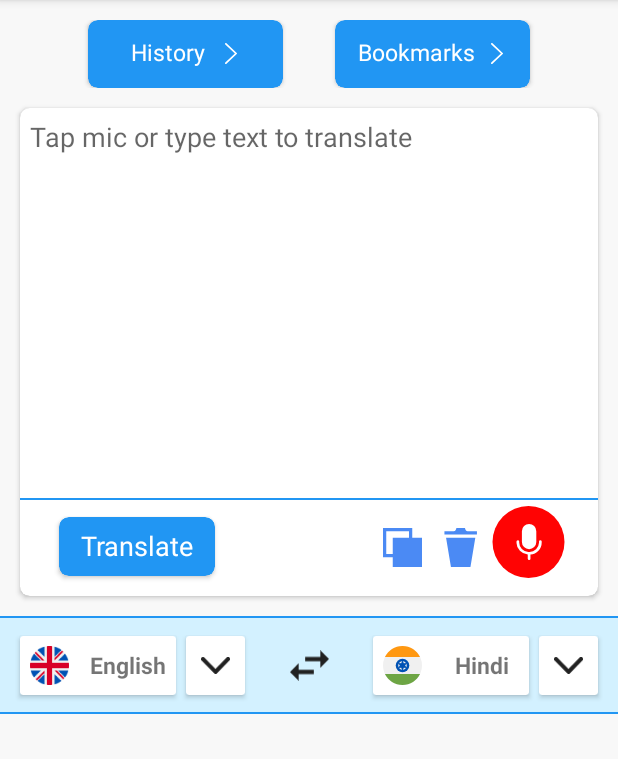
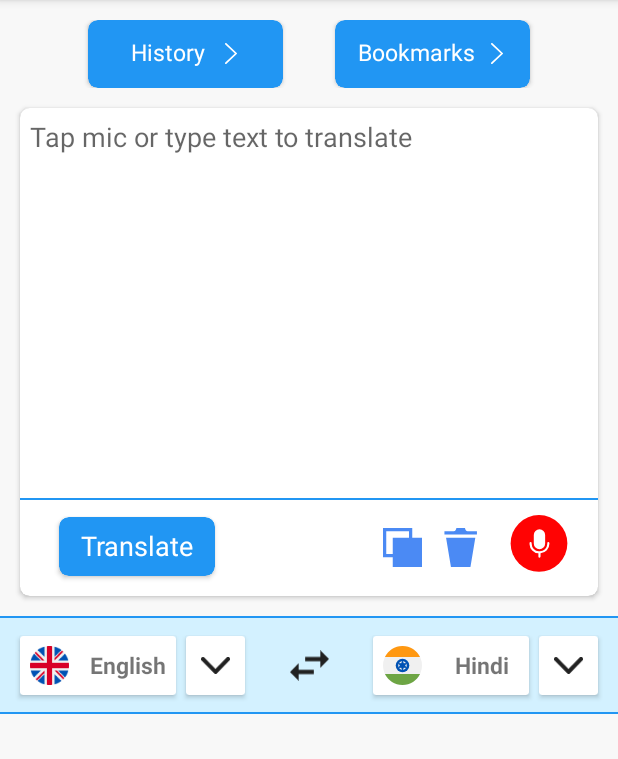
Before and after one commit to itsmhamza/Hindi-Keyboard, an Android app: the fragment VoiceTranslateFragment shown on its own in the app's theme, on a phone screen of 412 x 824 dp, the part 84-843 px from its top. Run offline under Robolectric (Android 15) with nearby library versions, the phone set to English and light mode, and no system bars; our stand-ins replace sdp/ssp sizes; libraries missing offline, so code that uses them is left out: com.koushikdutta.async, com.koushikdutta.ion; pictures from the network do not load.

Commit message:
change button mic

```diff
--- a/app/src/main/res/layout/frag_voice_translate.xml
+++ b/app/src/main/res/layout/frag_voice_translate.xml
@@ -131,9 +131,10 @@
         </androidx.cardview.widget.CardView>
 
         <ImageView
-            android:layout_width="wrap_content"
-            android:layout_height="wrap_content"
+            android:layout_width="@dimen/_40sdp"
+            android:layout_height="@dimen/_40sdp"
             android:id="@+id/mic"
+            android:layout_marginBottom="@dimen/_5sdp"
             android:layout_gravity="bottom|end"
             android:layout_marginEnd="@dimen/_10sdp"
             android:src="@drawable/ic_icn_mic" />
```
